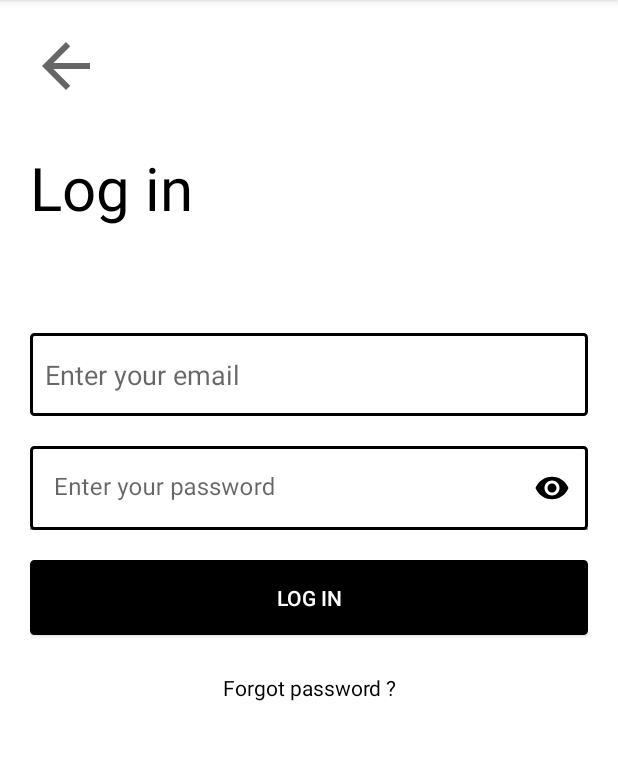
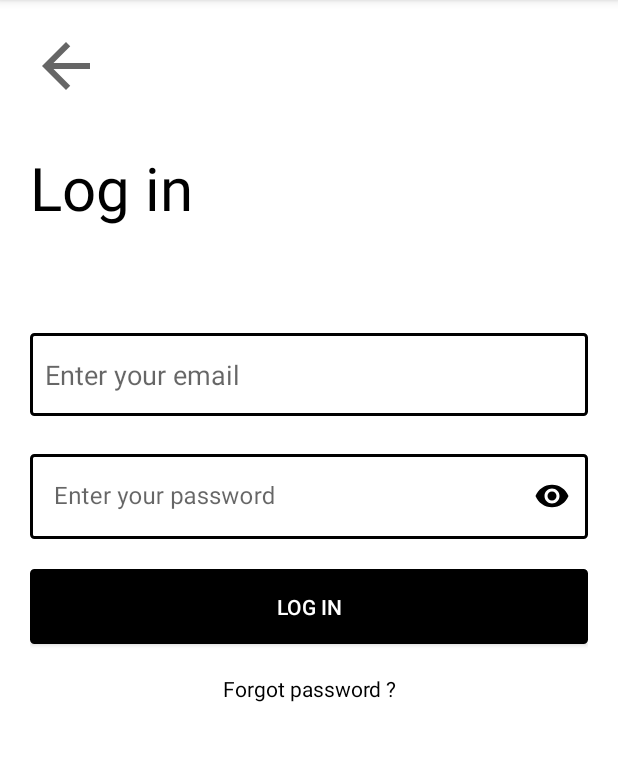
Before and after one commit to VinceDollo/SocialSport, an Android app: the LoginActivity screen opened directly, with no data from a screen before it, on a phone screen of 412 x 824 dp, the part 84-845 px from its top. Run offline under Robolectric (Android 15) with nearby library versions, the light colour scheme and no system bars; our stand-ins replace Firebase (no records; nobody signed in at launch, a user with empty details on screens opened directly).

Commit message:
test btn visibilité

```diff
--- a/app/src/main/res/layout/log_in_activity.xml
+++ b/app/src/main/res/layout/log_in_activity.xml
@@ -42,8 +42,10 @@
             android:hint="Enter your email"/>
 
         <com.google.android.material.textfield.TextInputLayout
+            style="@style/Widget.MaterialComponents.TextInputLayout.OutlinedBox"
             android:layout_width="match_parent"
             android:layout_height="wrap_content"
+            android:layout_marginTop="20dp"
             android:hint="Enter your password"
             app:passwordToggleTint="@color/black"
             app:passwordToggleEnabled="true">
@@ -53,7 +55,6 @@
                 android:background="@drawable/edit_text_border"
                 android:textColor="@color/black"
                 android:inputType="textPassword"
-                android:layout_marginTop="20dp"
                 android:layout_width="match_parent"
                 android:layout_height="match_parent"/>
 
@@ -75,10 +76,8 @@
             android:id="@+id/tv_forgot_password"
             android:layout_width="match_parent"
             android:layout_height="wrap_content"
-            android:layout_marginTop="10dp"
+            android:layout_marginTop="20dp"
             android:gravity="center"
-            android:paddingVertical="15dp"
-            android:paddingHorizontal="10dp"
             android:text="Forgot password ?"
             android:clickable="true"
             android:textColor="@color/black"/>
```
